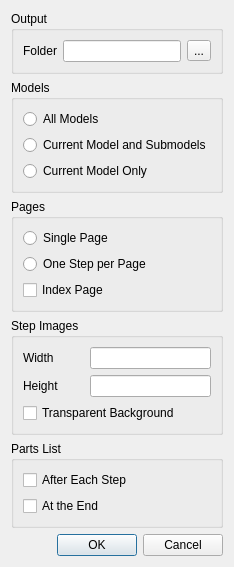
The window that source/interface/dialogs/sw_dialog_html.ui (nathaneltitane/studworx) describes before a commit, drawn with Qt 5.
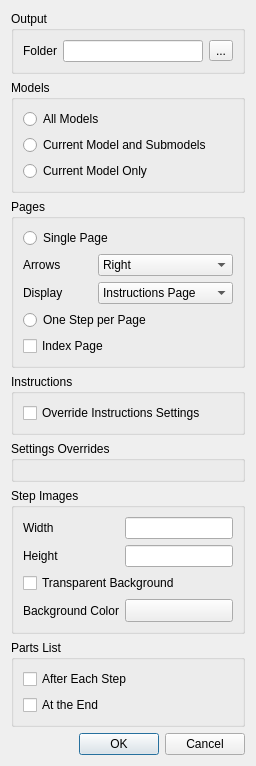
The same window after the commit.

The edit to the form file:
```diff
--- a/source/interface/dialogs/sw_dialog_html.ui
+++ b/source/interface/dialogs/sw_dialog_html.ui
@@ -110,8 +110,8 @@
      <property name="title">
       <string>Pages</string>
      </property>
-     <layout class="QVBoxLayout" name="PagesLayout">
-      <item>
+     <layout class="QGridLayout" name="PagesLayout">
+      <item row="0" column="0" colspan="2">
        <widget class="QRadioButton" name="singlePage">
         <property name="toolTip">
          <string>Put all steps for each model on one HTML page.</string>
@@ -121,7 +121,82 @@
         </property>
        </widget>
       </item>
-      <item>
+      <item row="1" column="0">
+       <widget class="QLabel" name="arrowPositionLabel">
+        <property name="toolTip">
+         <string>Edge of the window that holds the page arrows.</string>
+        </property>
+        <property name="text">
+         <string>Arrows</string>
+        </property>
+        <property name="buddy">
+         <cstring>arrowPosition</cstring>
+        </property>
+       </widget>
+      </item>
+      <item row="1" column="1">
+       <widget class="QComboBox" name="arrowPosition">
+        <property name="toolTip">
+         <string>Edge of the window that holds the page arrows.</string>
+        </property>
+        <item>
+         <property name="text">
+          <string>Right</string>
+         </property>
+        </item>
+        <item>
+         <property name="text">
+          <string>Left</string>
+         </property>
+        </item>
+        <item>
+         <property name="text">
+          <string>Bottom</string>
+         </property>
+        </item>
+       </widget>
+      </item>
+      <item row="2" column="0">
+       <widget class="QLabel" name="displayLabel">
+        <property name="toolTip">
+         <string>Screen shape the pages are laid out for, with its size in pixels.</string>
+        </property>
+        <property name="text">
+         <string>Display</string>
+        </property>
+        <property name="buddy">
+         <cstring>display</cstring>
+        </property>
+       </widget>
+      </item>
+      <item row="2" column="1">
+       <widget class="QComboBox" name="display">
+        <property name="toolTip">
+         <string>Screen shape the pages are laid out for, with its size in pixels.</string>
+        </property>
+        <item>
+         <property name="text">
+          <string>Instructions Page</string>
+         </property>
+        </item>
+        <item>
+         <property name="text">
+          <string>Landscape Display</string>
+         </property>
+        </item>
+        <item>
+         <property name="text">
+          <string>Portrait Display</string>
+         </property>
+        </item>
+        <item>
+         <property name="text">
+          <string>Tablet</string>
+         </property>
+        </item>
+       </widget>
+      </item>
+      <item row="3" column="0" colspan="2">
        <widget class="QRadioButton" name="oneStepPerPage">
         <property name="toolTip">
          <string>Create a separate HTML page for each step.</string>
@@ -131,7 +206,7 @@
         </property>
        </widget>
       </item>
-      <item>
+      <item row="4" column="0" colspan="2">
        <widget class="QCheckBox" name="indexPage">
         <property name="toolTip">
          <string>Add a step index when using One Step per Page.</string>
@@ -144,6 +219,39 @@
      </layout>
     </widget>
    </item>
+   <item>
+    <widget class="QGroupBox" name="InstructionsGroup">
+     <property name="whatsThis">
+      <string>&lt;p&gt;&lt;b&gt;Instructions&lt;/b&gt;&lt;/p&gt;&lt;p&gt;With Single Page, Override Instructions Settings uses the Settings Overrides colors, the Step Images background and the Parts List choices instead of the Instructions window settings. Only the exported pages change, never the model.&lt;/p&gt;</string>
+     </property>
+     <property name="title">
+      <string>Instructions</string>
+     </property>
+     <layout class="QVBoxLayout" name="InstructionsLayout">
+      <item>
+       <widget class="QCheckBox" name="overrideInstructions">
+        <property name="toolTip">
+         <string>Use these colors, the Step Images background and the Parts List choices instead of the Instructions window settings.</string>
+        </property>
+        <property name="text">
+         <string>Override Instructions Settings</string>
+        </property>
+       </widget>
+      </item>
+     </layout>
+    </widget>
+   </item>
+   <item>
+    <widget class="QGroupBox" name="OverrideGroup">
+     <property name="whatsThis">
+      <string>&lt;p&gt;&lt;b&gt;Settings Overrides&lt;/b&gt;&lt;/p&gt;&lt;p&gt;Colors of the exported pages while Override Instructions Settings is checked. Box Border and Box Background color the boxes around the step images, step numbers, parts lists, page numbers, cover title, cover author, cover image and notices.&lt;/p&gt;</string>
+     </property>
+     <property name="title">
+      <string>Settings Overrides</string>
+     </property>
+     <layout class="QGridLayout" name="OverrideLayout"/>
+    </widget>
+   </item>
    <item>
     <widget class="QGroupBox" name="ImagesGroup">
      <property name="whatsThis">
@@ -193,6 +301,38 @@
         </property>
        </widget>
       </item>
+      <item row="3" column="0">
+       <widget class="QLabel" name="backgroundColorLabel">
+        <property name="toolTip">
+         <string>Color behind the model in the exported images.</string>
+        </property>
+        <property name="text">
+         <string>Background Color</string>
+        </property>
+        <property name="buddy">
+         <cstring>backgroundColor</cstring>
+        </property>
+       </widget>
+      </item>
+      <item row="3" column="1" colspan="2">
+       <widget class="QToolButton" name="backgroundColor">
+        <property name="sizePolicy">
+         <sizepolicy hsizetype="Expanding" vsizetype="Fixed">
+          <horstretch>0</horstretch>
+          <verstretch>0</verstretch>
+         </sizepolicy>
+        </property>
+        <property name="toolTip">
+         <string>Color behind the model in the exported images.</string>
+        </property>
+        <property name="accessibleName">
+         <string>Background Color</string>
+        </property>
+        <property name="toolButtonStyle">
+         <enum>Qt::ToolButtonTextBesideIcon</enum>
+        </property>
+       </widget>
+      </item>
       <item row="2" column="0" colspan="3">
        <widget class="QCheckBox" name="transparentImages">
         <property name="toolTip">
```
Left out of the diff: 18 changed lines with no effect on the pictures.
